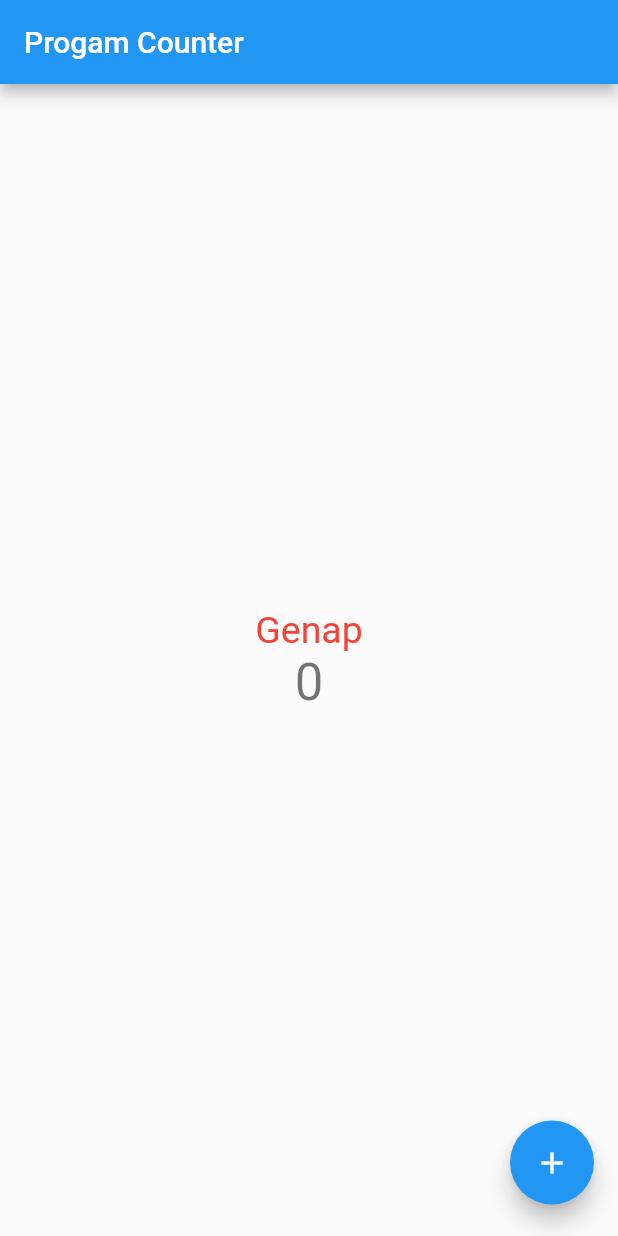
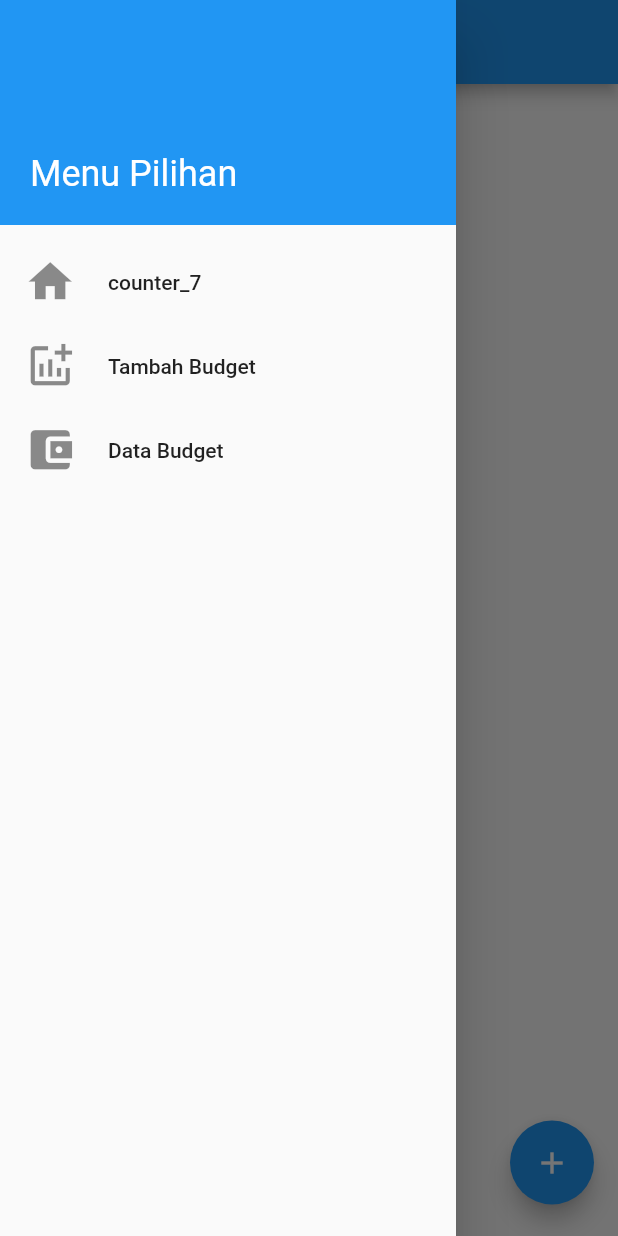
Before and after one commit to alrivalda/pbp-flutter-lab, a Flutter app: the screen it shows after launch, with the side drawer open (before the commit the screen has no drawer), on a phone screen of 412 x 824 dp. Run offline on Flutter 3.47's test engine with Material 2 defaults, Android fonts, the phone set to English and light mode, and no system bars.

Commit message:
not finished

```diff
--- a/lib/main.dart
+++ b/lib/main.dart
@@ -1,3 +1,4 @@
+import 'package:counter_7/pages/_drawer.dart';
 import 'package:flutter/material.dart';
 
 void main() {
@@ -84,6 +85,7 @@ class _MyHomePageState extends State<MyHomePage> {
           // the App.build method, and use it to set our appbar title.
           title: Text(widget.title),
         ),
+        drawer: const drawerApp(),
         body: Center(
           // Center is a layout widget. It takes a single child and positions it
           // in the middle of the parent.
--- /dev/null
+++ b/lib/pages/_drawer.dart
@@ -0,0 +1,85 @@
+import 'package:flutter/material.dart';
+import 'package:counter_7/main.dart';
+import 'package:counter_7/pages/tambahBudget.dart';
+import 'package:counter_7/pages/dataBudget.dart';
+
+class drawerApp extends StatefulWidget {
+  const drawerApp({super.key});
+
+  @override
+  State<drawerApp> createState() => _drawerApp();
+}
+
+class _drawerApp extends State<drawerApp> {
+  @override
+  Widget build(BuildContext context) {
+    return Drawer(
+      child: Column(
+        children: [
+          Container(
+            padding: EdgeInsets.all(20),
+            width: double.infinity,
+            height: 150,
+            color: Colors.blue,
+            alignment: Alignment.bottomLeft,
+            child: Text(
+              "Menu Pilihan",
+              style: TextStyle(
+                color: Colors.white,
+                fontSize: 24,
+              ),
+            ),
+          ),
+          SizedBox(
+            height: 10,
+          ),
+          ListTile(
+            onTap: () {
+              Navigator.pushReplacement(
+                context,
+                MaterialPageRoute(
+                  builder: (ctx) => const MyHomePage(title: "Program Counter"),
+                ),
+              );
+            },
+            leading: Icon(
+              Icons.home,
+              size: 35,
+            ),
+            title: const Text("counter_7"),
+          ),
+          ListTile(
+            onTap: () {
+              Navigator.push(
+                context,
+                MaterialPageRoute(
+                  builder: (ctx) => const tambahBudget(),
+                ),
+              );
+            },
+            leading: Icon(
+              Icons.addchart,
+              size: 35,
+            ),
+            title: const Text("Tambah Budget"),
+          ),
+          ListTile(
+            onTap: () {
+              Navigator.push(
+                context,
+                MaterialPageRoute(
+                  builder: (ctx) => const dataBudget(),
+                ),
+              );
+            },
+            leading: Icon(
+              Icons.account_balance_wallet,
+              size: 35,
+            ),
+            title: const Text("Data Budget"),
+          ),
+        ],
+      ),
+    );
+  }
+}
--- /dev/null
+++ b/lib/pages/budgetClass.dart
@@ -0,0 +1,23 @@
+import "dart:collection";
+import 'package:flutter/material.dart';
+
+class Budget {
+  final String judul;
+  final int jumlah;
+  final String tipe;
+  final String tanggal;
+
+  Budget(
+      {required this.judul,
+      required this.jumlah,
+      required this.tipe,
+      required this.tanggal});
+}
+
+class BudgetClass extends ChangeNotifier {
+  final List<Budget> _budget = [];
+  UnmodifiableListView<Budget> get budgets => UnmodifiableListView(_budget);
+  void addBudget(Budget budget) {
+    _budget.add(budget);
+  }
+}
```
Also changed, not shown: lib/pages/dataBudget.dart (added, +26 -0 lines), lib/pages/tambahBudget.dart (added, +25 -0 lines).
